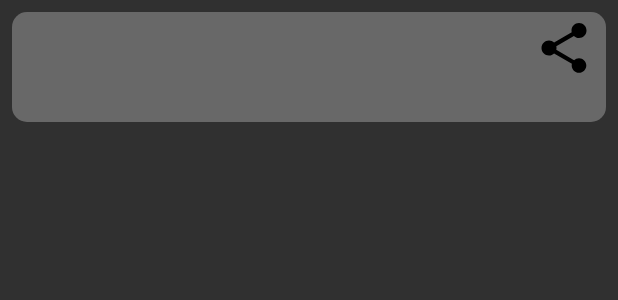
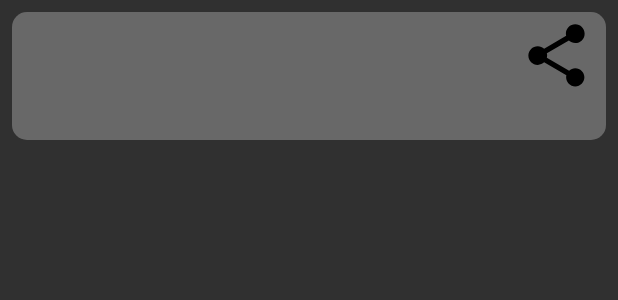
Before and after one commit to sugarnaoming/chachamaru-android, an Android app: the layout article.xml on its own in the app's theme, with its tools: preview values and no code run, on a phone screen of 412 x 824 dp. Shown: the top 300 px of the screen. Run offline under Robolectric (Android 15) with nearby library versions, the phone set to English and light mode, and no system bars.

Commit message:
shareボタンのサイズを40dp*40dpから50dp*50dpに変更、ボタンの左と下に2dpずつマージンを追加

```diff
--- a/app/src/main/res/layout/article.xml
+++ b/app/src/main/res/layout/article.xml
@@ -33,8 +33,10 @@
 
       <ImageButton
         android:id="@+id/shareButton"
-        android:layout_width="40dp"
-        android:layout_height="40dp"
+        android:layout_width="50dp"
+        android:layout_height="50dp"
+        android:layout_marginStart="2dp"
+        android:layout_marginBottom="2dp"
         android:scaleType="fitXY"
         android:background="#00000000"
         android:src="@drawable/ic_menu_share"/>
```
